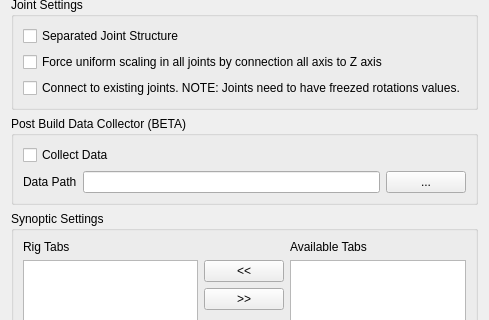
Before: the Qt Designer form release/scripts/mgear/shifter/guide_ui.ui in mgear-dev/mgear4, drawn with Qt 5; both pictures show x 0 to 489 and y 422 to 742 of the 489 by 920 pixel window.
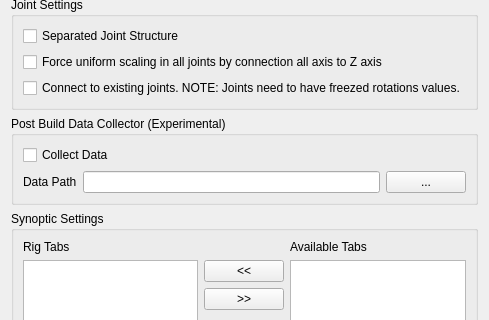
After: the same form once the commit is applied.

Commit message: Shifter: mark data collector feature as Experimental #31

What changed in the file:
```diff
--- a/release/scripts/mgear/shifter/guide_ui.ui
+++ b/release/scripts/mgear/shifter/guide_ui.ui
@@ -896,7 +896,7 @@
    <item row="5" column="0">
     <widget class="QGroupBox" name="groupBox_8">
      <property name="title">
-      <string>Post Build Data Collector (BETA)</string>
+      <string>Post Build Data Collector (Experimental)</string>
      </property>
      <layout class="QGridLayout" name="gridLayout_12">
       <item row="0" column="0">
```
The commit also changes 1 other file.
